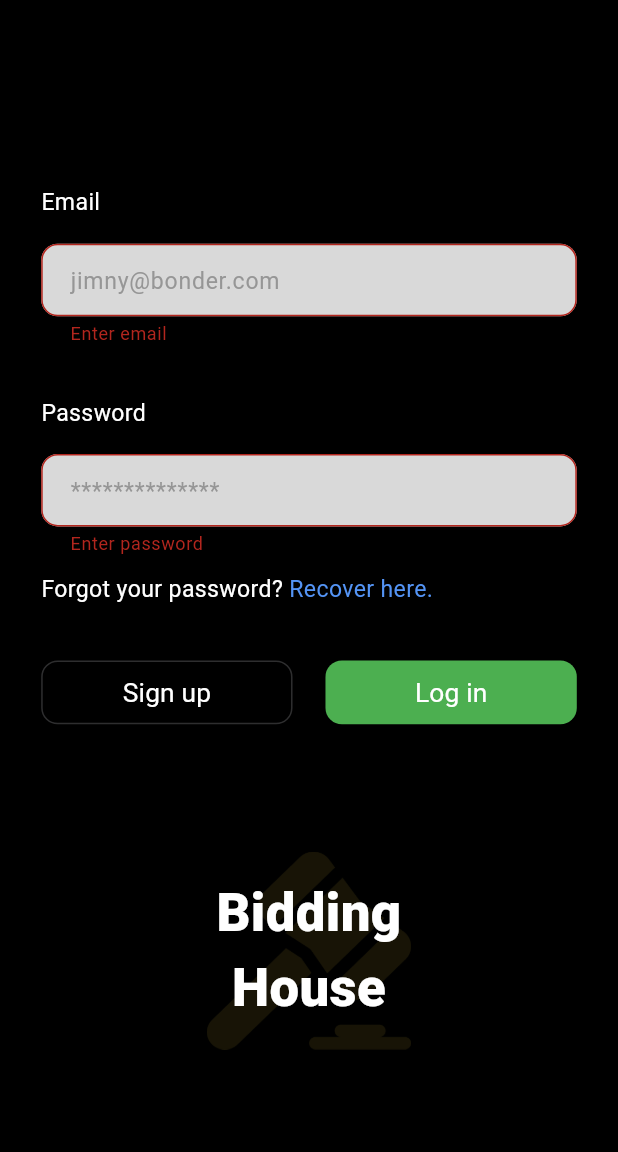
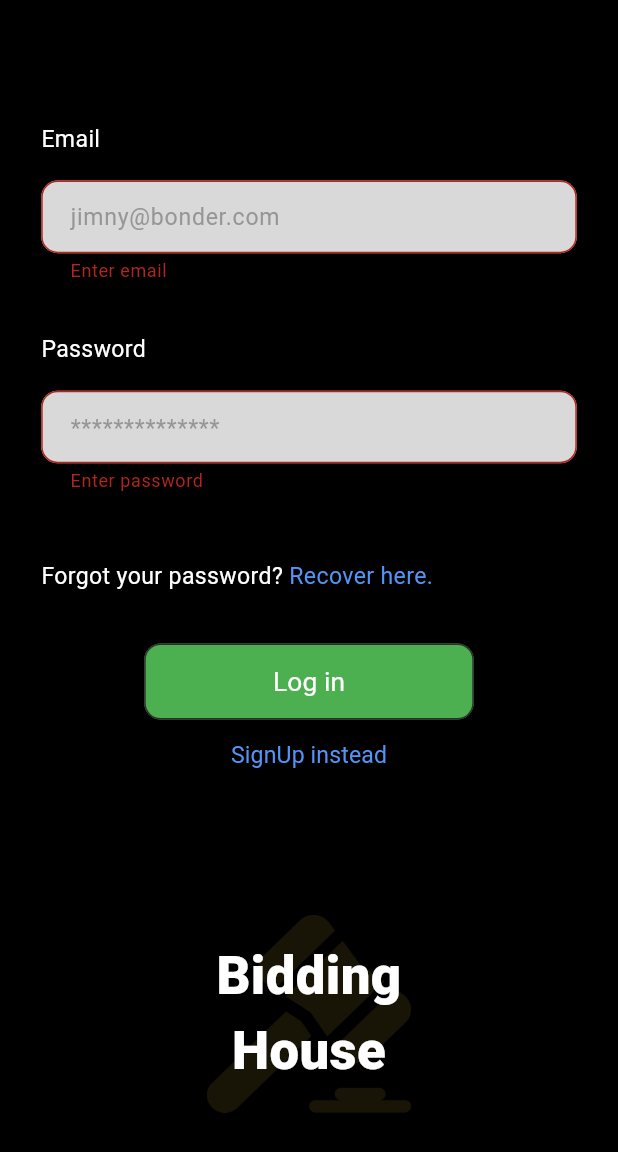
Before and after one commit to AbnYunis/Bidding-House, a Flutter app: the screen it shows after launch, after a tap on "Log in", on a phone screen of 412 x 824 dp. Shown: the top 1152 px of the screen. Run offline on Flutter 3.47's test engine with Material 3 defaults, Android fonts, the phone set to English and light mode, and no system bars; our stand-ins replace bloc, cached_network_image, cloud_firestore, firebase_auth, firebase_core, flutter_bloc and 8 more; missing offline and left inert: iconify_flutter; accounts and stored records are empty.

Commit message:
auth finish

```diff
--- /dev/null
+++ b/lib/features/auth/presentations/controller/auth_state.dart
@@ -0,0 +1,20 @@
+part of 'auth_cubit.dart';
+
+@immutable
+sealed class AuthState {}
+
+final class AuthInitial extends AuthState {}
+
+final class AuthLoading extends AuthState {}
+
+final class AuthSuccess extends AuthState {
+  final String message;
+
+  AuthSuccess(this.message);
+}
+
+final class AuthFailure extends AuthState {
+  final String message;
+
+  AuthFailure(this.message);
+}
--- a/lib/features/auth/presentations/views/auth_view.dart
+++ b/lib/features/auth/presentations/views/auth_view.dart
@@ -1,13 +1,18 @@
 import 'package:bidding_house/core/utils/imports.dart';
+import 'package:bidding_house/features/auth/presentations/controller/auth_cubit.dart';
+import 'package:flutter_bloc/flutter_bloc.dart';
 
 class AuthView extends StatelessWidget {
   const AuthView({super.key});
 
   @override
   Widget build(BuildContext context) {
-    return const SafeArea(
-      child: Scaffold(
-        body: AuthBody(),
+    return  SafeArea(
+      child: BlocProvider<AuthCubit>(
+        create: (context) => AuthCubit(),
+        child: const Scaffold(
+          body: AuthBody(),
+        ),
       ),
     );
   }
--- a/lib/features/auth/presentations/views/widgets/auth_body.dart
+++ b/lib/features/auth/presentations/views/widgets/auth_body.dart
@@ -1,5 +1,8 @@
 import 'package:bidding_house/core/utils/imports.dart';
+import 'package:bidding_house/core/utils/widgets/custom_snackbar.dart';
+import 'package:bidding_house/features/auth/presentations/controller/auth_cubit.dart';
 import 'package:firebase_auth/firebase_auth.dart';
+import 'package:flutter_bloc/flutter_bloc.dart';
 
 class AuthBody extends StatelessWidget {
   const AuthBody({super.key});
@@ -9,6 +12,18 @@ class AuthBody extends StatelessWidget {
     var formKey = GlobalKey<FormState>();
     TextEditingController emailController = TextEditingController();
     TextEditingController passController = TextEditingController();
+    TextEditingController nameController = TextEditingController();
+    return BlocConsumer<AuthCubit, AuthState>(
+      listener: (context, state) {
+        if (state is AuthFailure) {
+          return snackBar(state.message, context, Colors.red);
+        }
+        if (state is AuthSuccess) {
+          return snackBar(state.message, context, Colors.white);
+        }
+      },
+      builder: (context, state) {
+        bool login = BlocProvider.of<AuthCubit>(context).login;
         return Center(
           child: Padding(
             padding: EdgeInsets.symmetric(horizontal: 25.w(context)),
@@ -18,24 +33,43 @@ class AuthBody extends StatelessWidget {
                 child: Column(
                   children: [
                     TextFormWithName(
-                  controller:emailController ,
+                      controller: emailController,
                       text: "jimny@bonder.com",
                       textName: "Email",
                       validator: (p0) {
                         if (p0!.isEmpty) {
                           return "Enter email";
                         }
+                        if (!(p0.contains('@') || p0.contains('.com'))) {
+                          return 'Please enter a valid email !';
+                        }
                         return null;
                       },
                     ),
                     SizedBoxApp(h: 33.h(context)),
                     TextFormWithName(
-                  controller:passController ,
+                      controller: passController,
                       text: "**************",
                       textName: "Password",
                       validator: (p0) {
                         if (p0!.isEmpty) {
                           return "Enter password";
+                        }
+                        if (p0.length < 6) {
+                          return 'Please enter at least 6 digits';
+                        }
+                        return null;
+                      },
+                    ),
+                    SizedBoxApp(h: 33.h(context)),
+                    if (login == false)
+                      TextFormWithName(
+                        controller: nameController,
+                        text: "Name",
+                        textName: "User Name",
+                        validator: (p0) {
+                          if (p0!.isEmpty) {
+                            return "Enter Name";
                           }
                           return null;
                         },
@@ -43,33 +77,43 @@ class AuthBody extends StatelessWidget {
                     SizedBoxApp(h: 11.h(context)),
                     const ForgetPass(),
                     SizedBoxApp(h: 33.h(context)),
+                    state is AuthLoading
+                        ? const Center(
+                            child: CircularProgressIndicator(),
+                          )
+                        : Column(
+                            children: [
                               AuthButton(
-                  onPressedLogin: () {
-
+                                onPressed: () async {
                                   if (formKey.currentState!.validate()) {
-                      context.go(Routers.bnb);
+                                    if (login != true) {
+                                      BlocProvider.of<AuthCubit>(context)
+                                          .SignUp(
+                                              emailController.text,
+                                              passController.text,
+                                              nameController.text);
+                                    } else {
+                                      BlocProvider.of<AuthCubit>(context).logIn(
+                                        emailController.text,
+                                        passController.text,
+                                      );
+                                    }
                                   }
                                 },
-                  onPressedSignUp: () async{
-                    try {
-                      final credential = await FirebaseAuth.instance.createUserWithEmailAndPassword(
-                        email: emailController.text,
-                        password: passController.text,
-                      );
-                      print('credential $credential');
-                    } on FirebaseAuthException catch (e) {
-                      if (e.code == 'weak-password') {
-                        print('The password provided is too weak.');
-                      } else if (e.code == 'email-already-in-use') {
-                        print('The account already exists for that email.');
-                      }
-                    } catch (e) {
-                      print(e);
-                    }
-                    if (formKey.currentState!.validate())  {
-
-                    }
+                                text: login ? 'Log in' : 'Sign up',
+                              ),
+                              TextButton(
+                                onPressed: () {
+                                  BlocProvider.of<AuthCubit>(context)
+                                      .changeLogin();
                                 },
+                                child: Text(
+                                  '${login ? 'SignUp' : 'Login'} instead',
+                                  style: AppTextStyles.style14_400(
+                                      context, CustomColor.blue),
+                                ),
+                              ),
+                            ],
                           ),
                     SizedBoxApp(h: 81.h(context)),
                     const Logo(),
@@ -79,5 +123,7 @@ class AuthBody extends StatelessWidget {
             ),
           ),
         );
+      },
+    );
   }
 }
--- a/lib/features/auth/presentations/views/widgets/auth_buttons.dart
+++ b/lib/features/auth/presentations/views/widgets/auth_buttons.dart
@@ -2,47 +2,31 @@ import 'package:bidding_house/core/utils/imports.dart';
 
 class AuthButton extends StatelessWidget {
   const AuthButton({
-    super.key, this.onPressedLogin, this.onPressedSignUp,
+    super.key,
+    this.onPressed,
+    required this.text,
   });
-final void Function()? onPressedLogin;
-final void Function()? onPressedSignUp;
+
+  final void Function()? onPressed;
+  final String text;
+
   @override
   Widget build(BuildContext context) {
-    return Row(
-      children: [
-        Expanded(
+    return SizedBox(
+      width:200.w(context) ,
       child: MaterialButton(
-            height: 42.h(context),
-            color: Colors.transparent,
-            onPressed: onPressedSignUp,
+        height: 50.h(context),
+        color: Colors.green,
+        onPressed: onPressed,
         shape: RoundedRectangleBorder(
           borderRadius: BorderRadius.circular(10.w(context)),
           side: const BorderSide(color: Color(0xFF2E2E2F)),
         ),
         child: Text(
-              "Sign up",
-              style: AppTextStyles.style16_400(
-                  context, CustomColor.white),
+          text,
+          style: AppTextStyles.style16_400(context, CustomColor.white),
         ),
       ),
-        ),
-        SizedBoxApp(w: 20.w(context)),
-        Expanded(
-          child: MaterialButton(
-            height: 42.h(context),
-            color: Colors.green,
-            onPressed: onPressedLogin,
-            shape: RoundedRectangleBorder(
-              borderRadius: BorderRadius.circular(10.w(context)),
-            ),
-            child: Text(
-              "Log in",
-              style: AppTextStyles.style16_400(
-                  context, CustomColor.white),
-            ),
-          ),
-        ),
-      ],
     );
   }
 }
--- a/lib/features/splash/presentations/views/widgets/splash_body.dart
+++ b/lib/features/splash/presentations/views/widgets/splash_body.dart
@@ -1,4 +1,6 @@
 import 'package:bidding_house/core/utils/imports.dart';
+import 'package:firebase_auth/firebase_auth.dart';
+import 'package:flutter/cupertino.dart';
 
 class SplashBody extends StatefulWidget {
   const SplashBody({super.key});
@@ -11,7 +13,7 @@ class _SplashBodyState extends State<SplashBody> {
   @override
   void initState() {
     super.initState();
-    navigateToHome();
+    navigateToHome(context);
   }
 
   @override
@@ -52,11 +54,17 @@ class _SplashBodyState extends State<SplashBody> {
     );
   }
 
-  void navigateToHome() {
+  void navigateToHome(final BuildContext ctx) {
     Future.delayed(
       const Duration(milliseconds: 2500),
       () {
-        context.go(Routers.auth);
+        FirebaseAuth.instance.authStateChanges().listen((User? user) {
+          if (user == null) {
+            ctx.pushReplacement(Routers.auth);
+          } else {
+            ctx.pushReplacement(Routers.bnb);
+          }
+        });
       },
     );
   }
--- a/pubspec.yaml
+++ b/pubspec.yaml
@@ -51,6 +51,7 @@ dependencies:
   firebase_messaging: ^15.0.0
   firebase_auth: ^5.0.0
   cloud_firestore: ^5.0.0
+  flutter_bloc: ^8.1.6
 
 dev_dependencies:
   flutter_test:
```
Also changed, not shown: lib/core/utils/widgets/custom_snackbar.dart (added, +13 -0 lines), lib/features/auth/presentations/controller/auth_cubit.dart (added, +61 -0 lines), pubspec.lock, 1 other file. Lines whose indentation alone changed are shown as unchanged.
